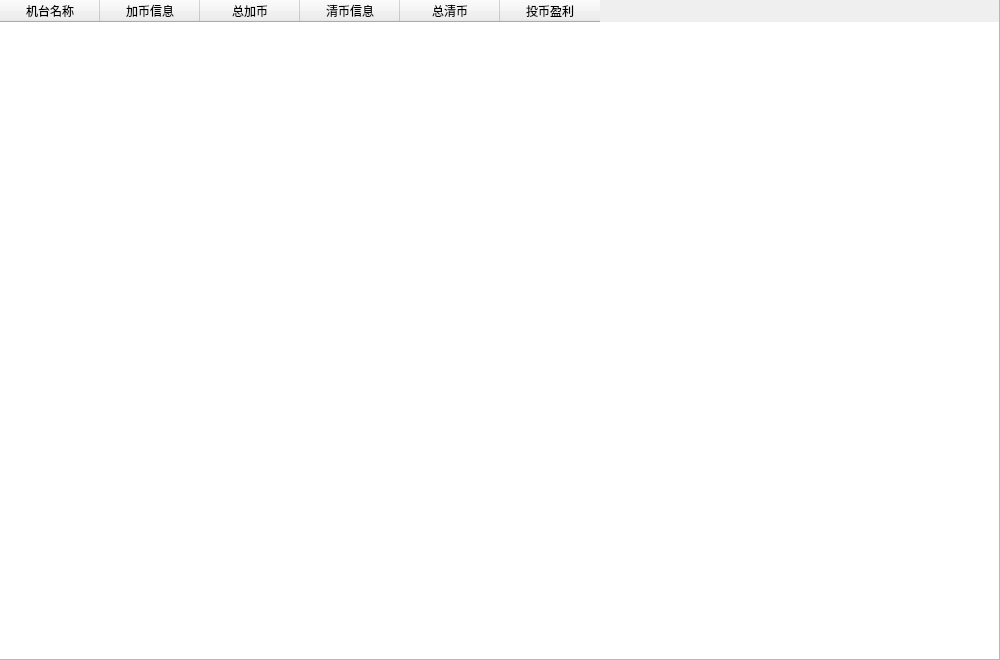
Before: the Qt Designer form UiFiles/TinventoryReportViewItemTable.ui in adamgliea/TentertainmentManagement, drawn with Qt 5.
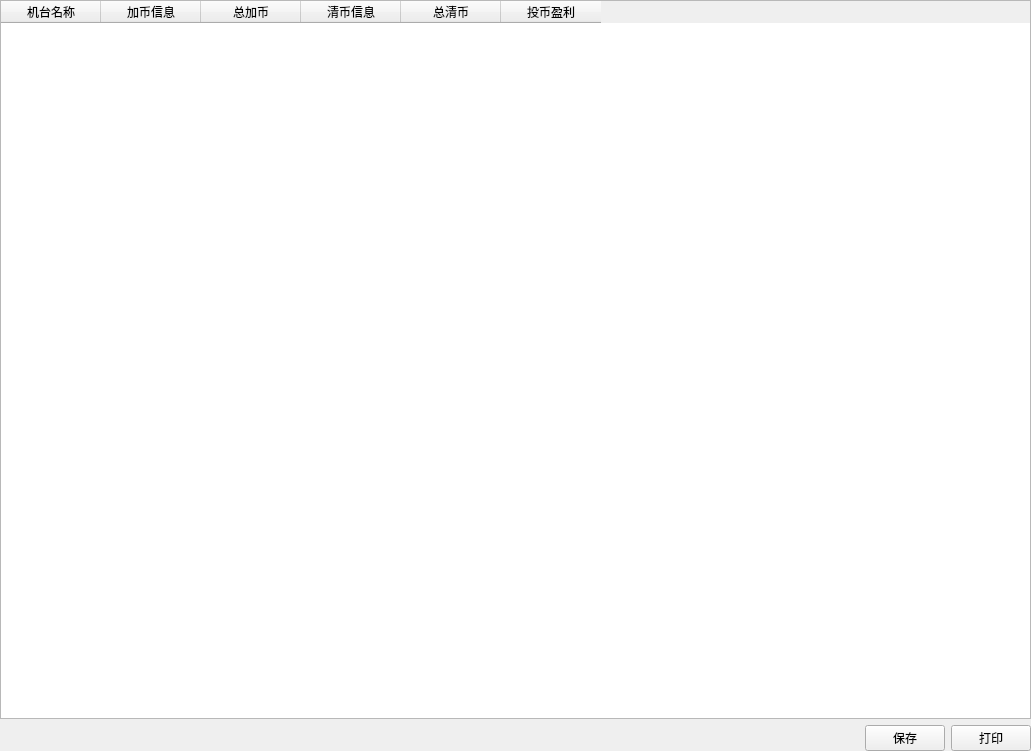
After: the same form once the commit is applied.

Commit message: Add commit functionality for the panel so that only when clicking the commit button will it really update data inside mysql db.

Patch:
```diff
--- a/UiFiles/TinventoryReportViewItemTable.ui
+++ b/UiFiles/TinventoryReportViewItemTable.ui
@@ -6,8 +6,8 @@
    <rect>
     <x>0</x>
     <y>0</y>
-    <width>1000</width>
-    <height>660</height>
+    <width>1031</width>
+    <height>751</height>
    </rect>
   </property>
   <property name="windowTitle">
@@ -16,14 +16,41 @@
   <widget class="QWidget" name="verticalLayoutWidget">
    <property name="geometry">
     <rect>
-     <x>-1</x>
-     <y>-1</y>
-     <width>1001</width>
-     <height>661</height>
+     <x>0</x>
+     <y>0</y>
+     <width>1031</width>
+     <height>751</height>
     </rect>
    </property>
-   <layout class="QVBoxLayout" name="m_mainLayout">
-    <item>
+   <layout class="QGridLayout" name="m_mainLayout">
+    <item row="1" column="2">
+     <widget class="QPushButton" name="m_printButton">
+      <property name="text">
+       <string>打印</string>
+      </property>
+     </widget>
+    </item>
+    <item row="1" column="1">
+     <widget class="QPushButton" name="m_saveButton">
+      <property name="text">
+       <string>保存</string>
+      </property>
+     </widget>
+    </item>
+    <item row="1" column="0">
+     <spacer name="horizontalSpacer">
+      <property name="orientation">
+       <enum>Qt::Horizontal</enum>
+      </property>
+      <property name="sizeHint" stdset="0">
+       <size>
+        <width>40</width>
+        <height>20</height>
+       </size>
+      </property>
+     </spacer>
+    </item>
+    <item row="0" column="0" colspan="3">
      <widget class="QTableWidget" name="m_inventoryReportTableWidget">
       <column>
        <property name="text">
```
Left out of the diff: 2 changed lines with no effect on the pictures. The commit also changes 8 other files.
